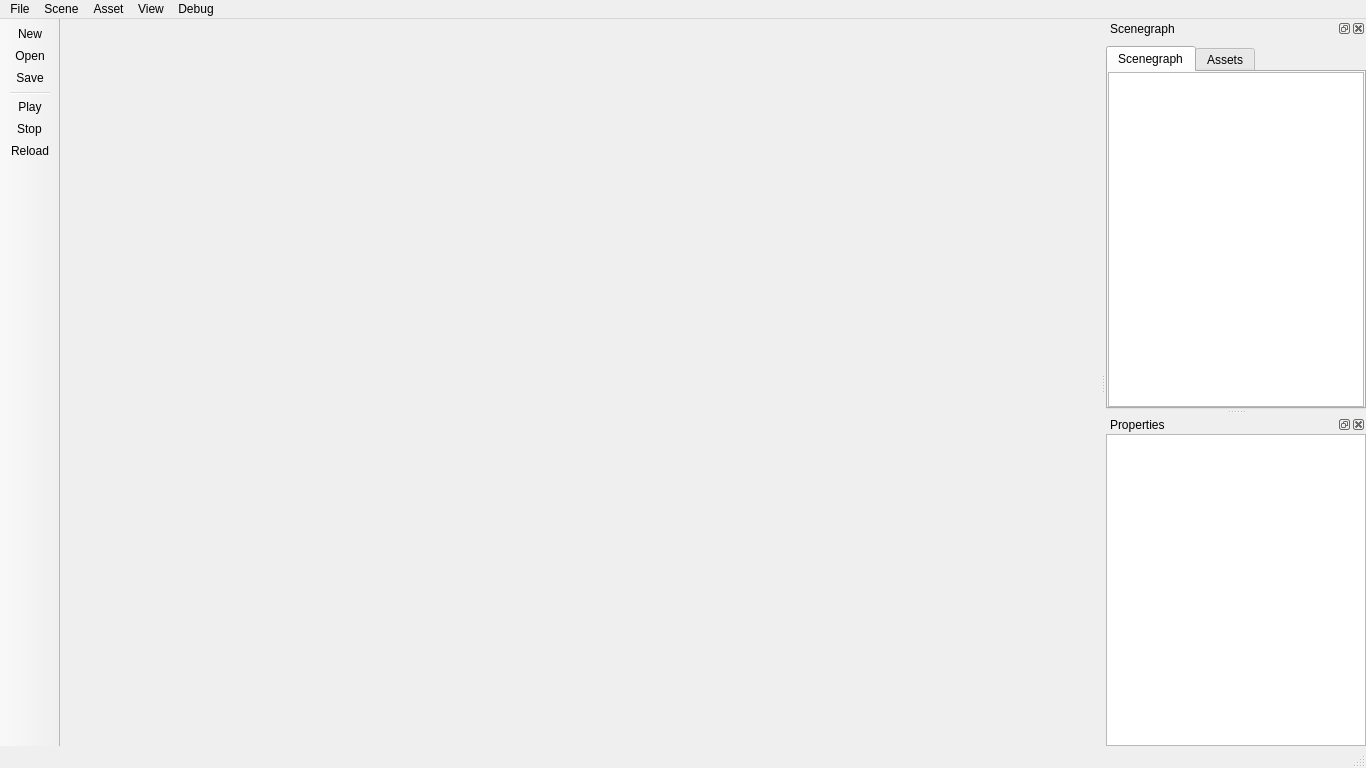
Before: the Qt Designer form DreamToolQt/View/MainWindow.ui in BashEdThomps/dream-engine, drawn with Qt 5.
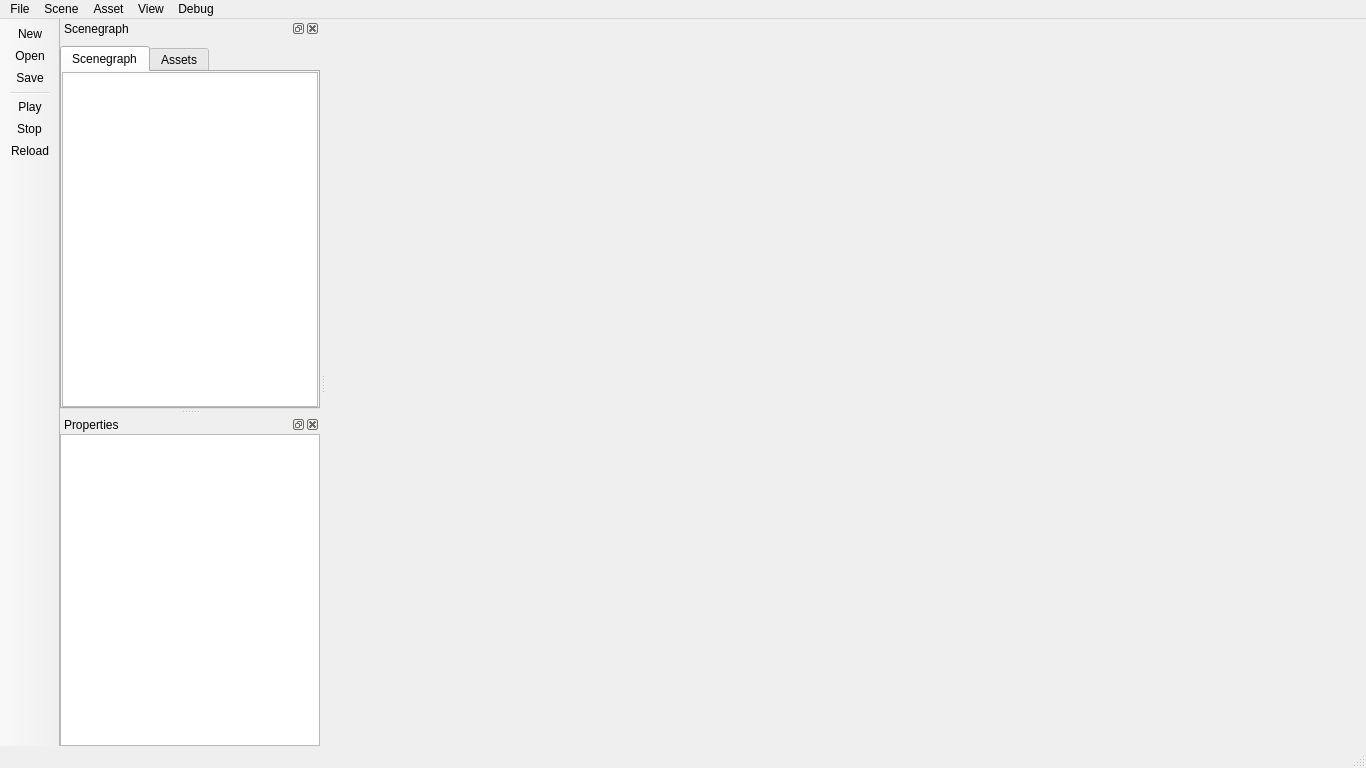
After: the same form once the commit is applied. Icons and pictures are not drawn.

Patch:
```diff
--- a/DreamToolQt/View/MainWindow.ui
+++ b/DreamToolQt/View/MainWindow.ui
@@ -149,7 +149,7 @@
     <string>Scenegraph</string>
    </property>
    <attribute name="dockWidgetArea">
-    <number>2</number>
+    <number>1</number>
    </attribute>
    <widget class="QWidget" name="projectDockContents">
     <layout class="QVBoxLayout" name="verticalLayout">
@@ -323,7 +323,7 @@
     <string>Properties</string>
    </property>
    <attribute name="dockWidgetArea">
-    <number>2</number>
+    <number>1</number>
    </attribute>
    <widget class="QWidget" name="propertiesDockContents">
     <layout class="QVBoxLayout" name="verticalLayout_2">
```
Left out of the diff: 8 changed lines with no effect on the pictures.
